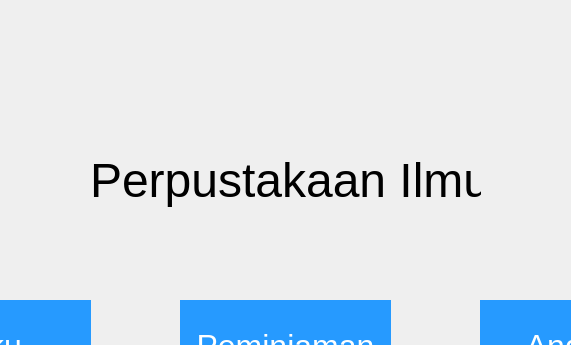
Above: library.ui from kyraa16/LibraryManagement before the change; both pictures show x 180 to 751 and y 0 to 345 of the 939 by 495 pixel window. Below: the same form after it.
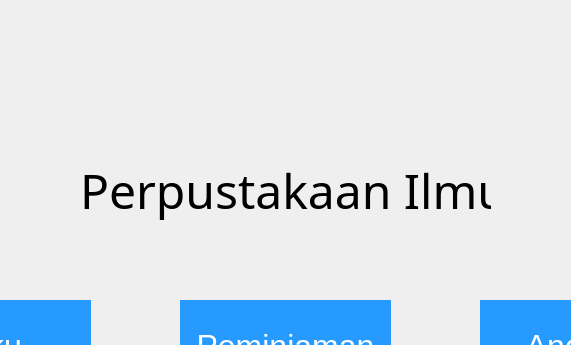
That is the form after the change. Icons and pictures are not drawn.

Diff of the .ui file:
```diff
--- a/library.ui
+++ b/library.ui
@@ -58,14 +58,15 @@
    <widget class="QLabel" name="label_2">
     <property name="geometry">
      <rect>
-      <x>270</x>
-      <y>130</y>
-      <width>391</width>
+      <x>260</x>
+      <y>140</y>
+      <width>411</width>
       <height>101</height>
      </rect>
     </property>
     <property name="font">
      <font>
+      <family>SF Pro Bold</family>
       <pointsize>36</pointsize>
      </font>
     </property>
```
Left out of the diff: 4 changed lines with no effect on the pictures.
